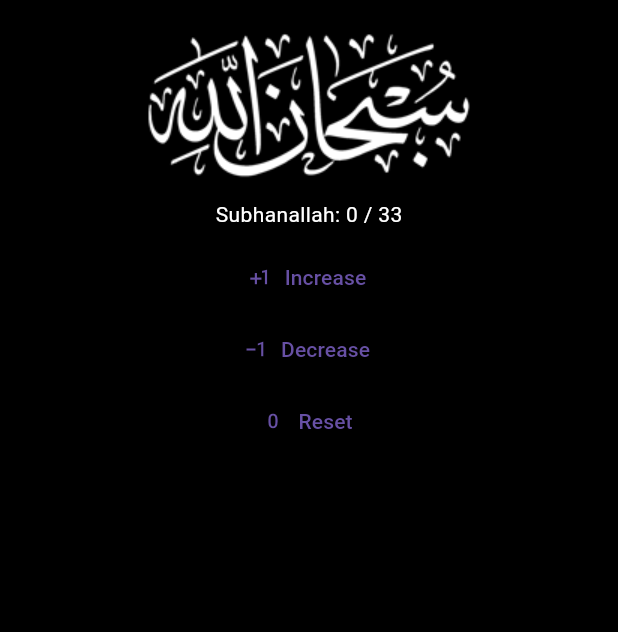
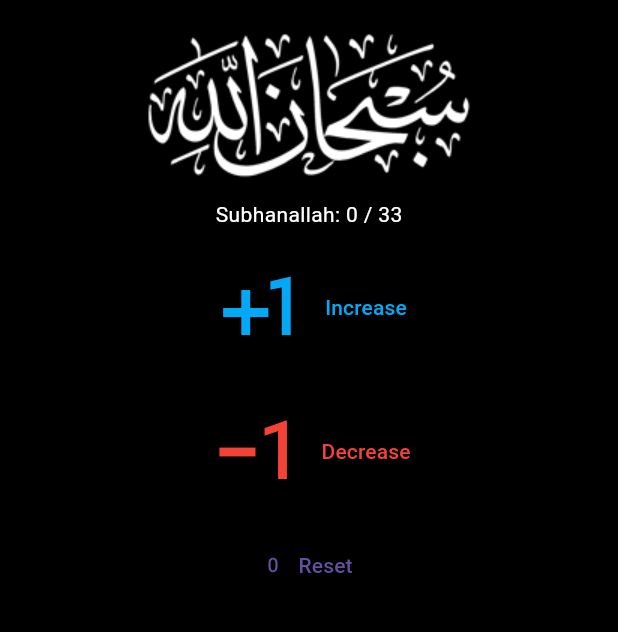
Before and after one commit to SukaHati/TasbihApp, a Flutter app: the screen it shows after launch, after a tap on "Increase", after a tap on "Decrease", on a phone screen of 412 x 824 dp, the part 84-716 px from its top. Run offline on Flutter 3.47's test engine with Material 3 defaults, Android fonts, the phone set to English and light mode, and no system bars.

Commit message:
Adjust some button style

```diff
--- a/lib/main.dart
+++ b/lib/main.dart
@@ -89,8 +89,9 @@ class _MyHomePageState extends State<MyHomePage> {
               setState(() {
 
               });
-            }, icon: Icon(Icons.plus_one), label: Text("Increase")
+            }, icon: Icon(Icons.plus_one, size: 72), label: Text("Increase"), style: TextButton.styleFrom(foregroundColor: Colors.lightBlue),
             ),
+            SizedBox(height: 8,),
             TextButton.icon(onPressed: () {
               _counter -= 1;
               if(_counter < 0) {
@@ -104,8 +105,9 @@ class _MyHomePageState extends State<MyHomePage> {
               setState(() {
 
               });
-            }, icon: Icon(Icons.exposure_minus_1), label: Text("Decrease")
+            }, icon: Icon(Icons.exposure_minus_1, size: 72), label: Text("Decrease"), style: TextButton.styleFrom(foregroundColor: Colors.red),
             ),
+            SizedBox(height: 8,),
             TextButton.icon(onPressed: () {
               _counter = 0;
               updateNumber(0);
```
Also changed, not shown: pubspec.lock.
